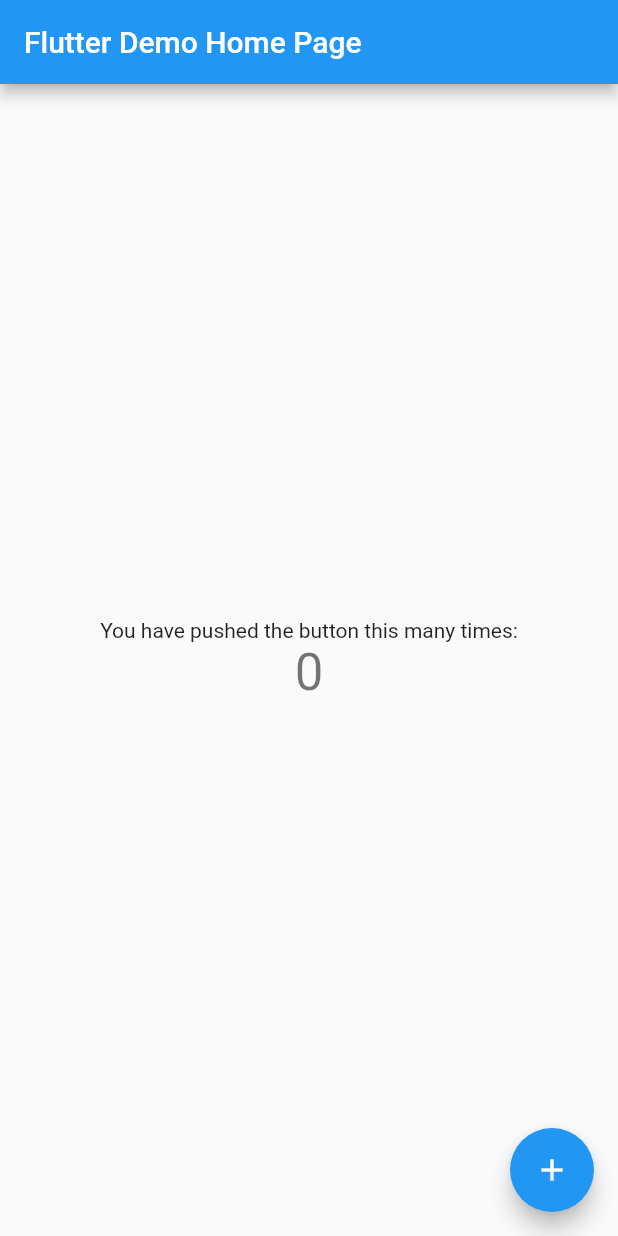
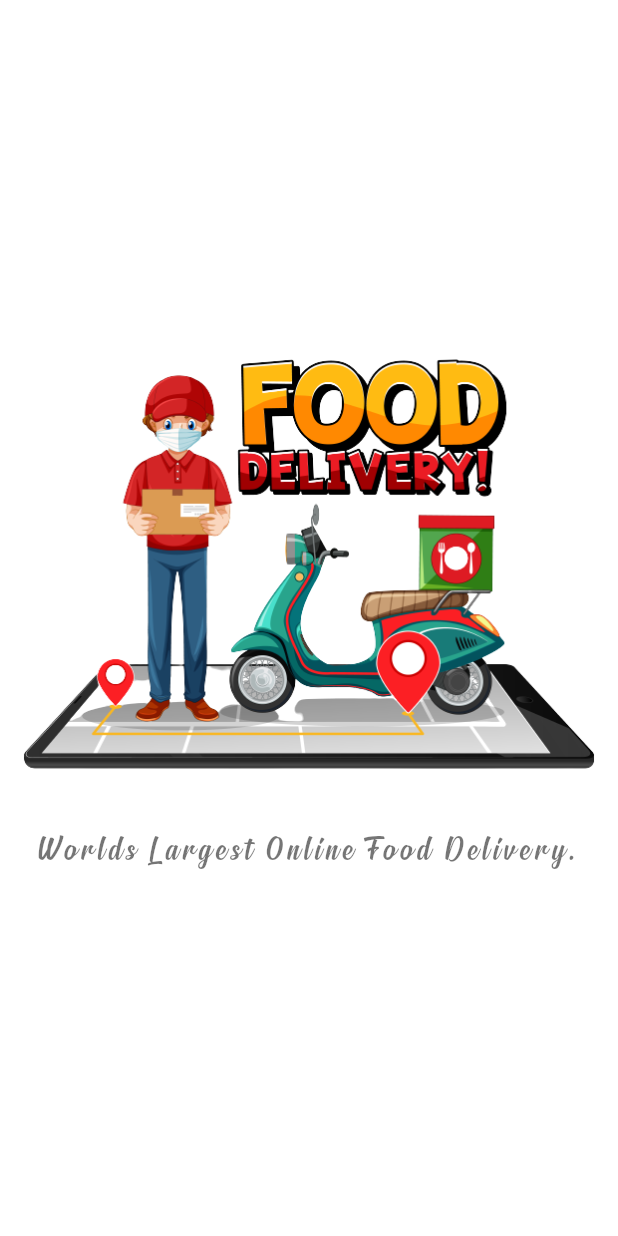
Before and after one commit to ChineduOkoronkwo/riders_app, a Flutter app: the screen it shows after launch, on a phone screen of 412 x 824 dp. Run offline on Flutter 3.47's test engine with Material 2 defaults, Android fonts, the phone set to English and light mode, and no system bars.

Commit message:
created splashscreen

```diff
--- a/lib/main.dart
+++ b/lib/main.dart
@@ -1,115 +1,23 @@
 import 'package:flutter/material.dart';
+import 'package:riders_app/splash_screen/splash_screen.dart';
 
-void main() {
+Future<void> main() async {
+  WidgetsFlutterBinding.ensureInitialized();
+
   runApp(const MyApp());
 }
 
 class MyApp extends StatelessWidget {
   const MyApp({super.key});
 
-  // This widget is the root of your application.
   @override
   Widget build(BuildContext context) {
     return MaterialApp(
-      title: 'Flutter Demo',
+      title: 'Riders App',
       theme: ThemeData(
-        // This is the theme of your application.
-        //
-        // Try running your application with "flutter run". You'll see the
-        // application has a blue toolbar. Then, without quitting the app, try
-        // changing the primarySwatch below to Colors.green and then invoke
-        // "hot reload" (press "r" in the console where you ran "flutter run",
-        // or simply save your changes to "hot reload" in a Flutter IDE).
-        // Notice that the counter didn't reset back to zero; the application
-        // is not restarted.
         primarySwatch: Colors.blue,
       ),
-      home: const MyHomePage(title: 'Flutter Demo Home Page'),
+      home: const SplashScreen(),
     );
   }
 }
-
-class MyHomePage extends StatefulWidget {
-  const MyHomePage({super.key, required this.title});
-
-  // This widget is the home page of your application. It is stateful, meaning
-  // that it has a State object (defined below) that contains fields that affect
-  // how it looks.
-
-  // This class is the configuration for the state. It holds the values (in this
-  // case the title) provided by the parent (in this case the App widget) and
-  // used by the build method of the State. Fields in a Widget subclass are
-  // always marked "final".
-
-  final String title;
-
-  @override
-  State<MyHomePage> createState() => _MyHomePageState();
-}
-
-class _MyHomePageState extends State<MyHomePage> {
-  int _counter = 0;
-
-  void _incrementCounter() {
-    setState(() {
-      // This call to setState tells the Flutter framework that something has
-      // changed in this State, which causes it to rerun the build method below
-      // so that the display can reflect the updated values. If we changed
-      // _counter without calling setState(), then the build method would not be
-      // called again, and so nothing would appear to happen.
-      _counter++;
-    });
-  }
-
-  @override
-  Widget build(BuildContext context) {
-    // This method is rerun every time setState is called, for instance as done
-    // by the _incrementCounter method above.
-    //
-    // The Flutter framework has been optimized to make rerunning build methods
-    // fast, so that you can just rebuild anything that needs updating rather
-    // than having to individually change instances of widgets.
-    return Scaffold(
-      appBar: AppBar(
-        // Here we take the value from the MyHomePage object that was created by
-        // the App.build method, and use it to set our appbar title.
-        title: Text(widget.title),
-      ),
-      body: Center(
-        // Center is a layout widget. It takes a single child and positions it
-        // in the middle of the parent.
-        child: Column(
-          // Column is also a layout widget. It takes a list of children and
-          // arranges them vertically. By default, it sizes itself to fit its
-          // children horizontally, and tries to be as tall as its parent.
-          //
-          // Invoke "debug painting" (press "p" in the console, choose the
-          // "Toggle Debug Paint" action from the Flutter Inspector in Android
-          // Studio, or the "Toggle Debug Paint" command in Visual Studio Code)
-          // to see the wireframe for each widget.
-          //
-          // Column has various properties to control how it sizes itself and
-          // how it positions its children. Here we use mainAxisAlignment to
-          // center the children vertically; the main axis here is the vertical
-          // axis because Columns are vertical (the cross axis would be
-          // horizontal).
-          mainAxisAlignment: MainAxisAlignment.center,
-          children: <Widget>[
-            const Text(
-              'You have pushed the button this many times:',
-            ),
-            Text(
-              '$_counter',
-              style: Theme.of(context).textTheme.headline4,
-            ),
-          ],
-        ),
-      ),
-      floatingActionButton: FloatingActionButton(
-        onPressed: _incrementCounter,
-        tooltip: 'Increment',
-        child: const Icon(Icons.add),
-      ), // This trailing comma makes auto-formatting nicer for build methods.
-    );
-  }
-}
--- /dev/null
+++ b/lib/splash_screen/splash_screen.dart
@@ -0,0 +1,60 @@
+import 'package:flutter/material.dart';
+
+class SplashScreen extends StatefulWidget {
+  const SplashScreen({super.key});
+
+  @override
+  State<SplashScreen> createState() => _SplashScreenState();
+}
+
+class _SplashScreenState extends State<SplashScreen> {
+  // startTimer() {
+  //   Timer(const Duration(seconds: 8), () async {
+  //     Navigator.push(
+  //         context, MaterialPageRoute(builder: (c) => const AuthScreen()));
+  //   });
+  // }
+
+  // @override
+  // void initState() {
+  //   super.initState();
+
+  //   startTimer();
+  // }
+
+  @override
+  Widget build(BuildContext context) {
+    return Material(
+      child: Container(
+        color: Colors.white,
+        child: Center(
+          child: Column(
+            mainAxisAlignment: MainAxisAlignment.center,
+            children: [
+              Padding(
+                padding: const EdgeInsets.all(10.0),
+                child: Image.asset("images/logo.png"),
+              ),
+              const SizedBox(
+                height: 10,
+              ),
+              const Padding(
+                padding: EdgeInsets.all(18.0),
+                child: Text(
+                  "Worlds Largest Online Food Delivery.",
+                  textAlign: TextAlign.center,
+                  style: TextStyle(
+                    color: Colors.black54,
+                    fontSize: 25,
+                    fontFamily: "Signatra",
+                    letterSpacing: 3,
+                  ),
+                ),
+              ),
+            ],
+          ),
+        ),
+      ),
+    );
+  }
+}
```
Also changed, not shown: pubspec.yaml (+6 -28 lines), assets/fonts/Signatra.ttf (added), images/confirm1.png (added), images/confirm2.png (added), images/confirm_pick.png (added), images/home.png (added), images/logo.png (added), images/restaurant.png (added), images/signin.png (added), images/signup.png (added), images/success.jpg (added).
